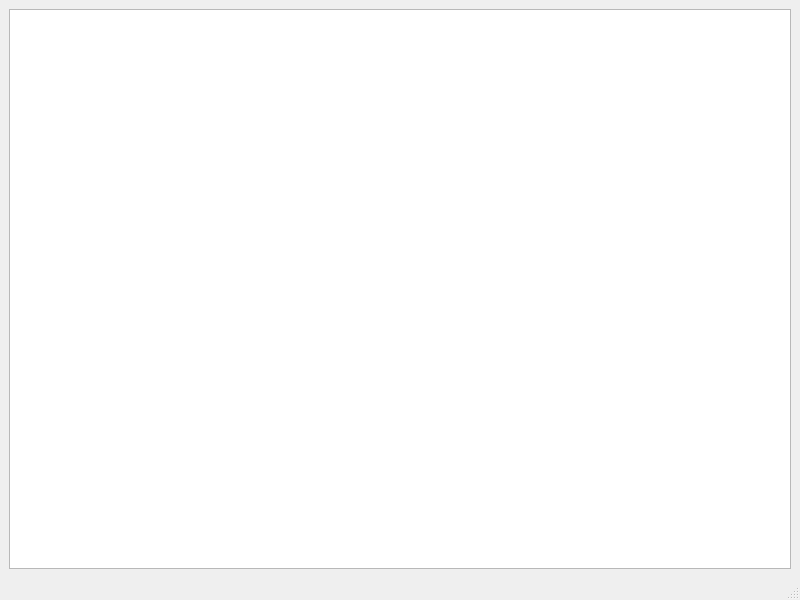
Above: qapplication/LogWindow.ui from cvuchener/dfhack-qt before the change. Below: the same form after it.
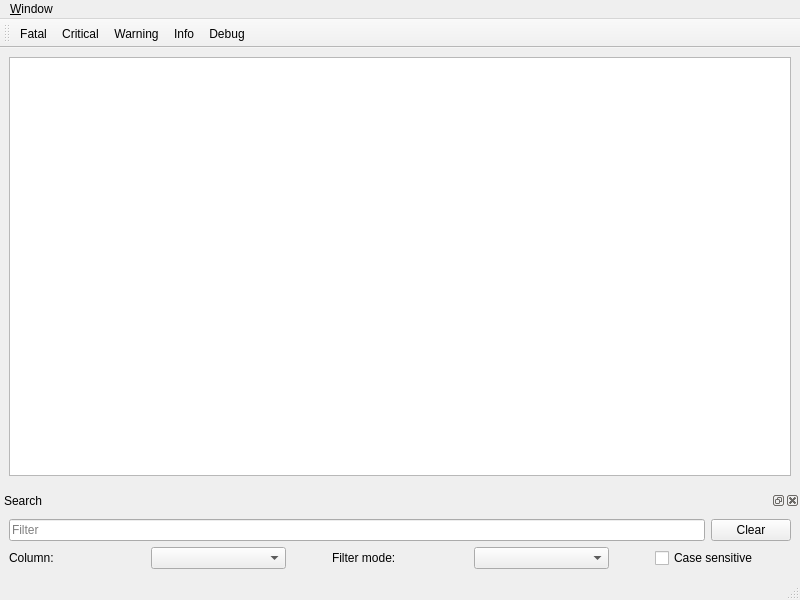
That is the form after the change. Icons and pictures are not drawn.

Commit message: Add filters for log window

Diff of the .ui file:
```diff
--- a/qapplication/LogWindow.ui
+++ b/qapplication/LogWindow.ui
@@ -26,11 +26,196 @@
      <x>0</x>
      <y>0</y>
      <width>800</width>
-     <height>28</height>
+     <height>27</height>
     </rect>
    </property>
+   <widget class="QMenu" name="window_menu">
+    <property name="title">
+     <string>&amp;Window</string>
+    </property>
+   </widget>
+   <addaction name="window_menu"/>
   </widget>
   <widget class="QStatusBar" name="statusbar"/>
+  <widget class="QDockWidget" name="search_dock">
+   <property name="windowTitle">
+    <string>Search</string>
+   </property>
+   <attribute name="dockWidgetArea">
+    <number>8</number>
+   </attribute>
+   <widget class="QWidget" name="search_dock_content">
+    <property name="sizePolicy">
+     <sizepolicy hsizetype="Preferred" vsizetype="Fixed">
+      <horstretch>0</horstretch>
+      <verstretch>0</verstretch>
+     </sizepolicy>
+    </property>
+    <layout class="QVBoxLayout" name="verticalLayout_3">
+     <item>
+      <layout class="QHBoxLayout" name="horizontalLayout">
+       <item>
+        <widget class="QLineEdit" name="filter_edit">
+         <property name="placeholderText">
+          <string>Filter</string>
+         </property>
+        </widget>
+       </item>
+       <item>
+        <widget class="QPushButton" name="clear_filter_button">
+         <property name="text">
+          <string>Clear</string>
+         </property>
+         <property name="icon">
+          <iconset theme="edit-clear"/>
+         </property>
+        </widget>
+       </item>
+      </layout>
+     </item>
+     <item>
+      <layout class="QHBoxLayout" name="horizontalLayout_2">
+       <item>
+        <widget class="QLabel" name="filter_column_label">
+         <property name="text">
+          <string>Column: </string>
+         </property>
+         <property name="buddy">
+          <cstring>filter_column</cstring>
+         </property>
+        </widget>
+       </item>
+       <item>
+        <widget class="QComboBox" name="filter_column"/>
+       </item>
+       <item>
+        <spacer name="horizontalSpacer">
+         <property name="orientation">
+          <enum>Qt::Horizontal</enum>
+         </property>
+         <property name="sizeType">
+          <enum>QSizePolicy::Fixed</enum>
+         </property>
+         <property name="sizeHint" stdset="0">
+          <size>
+           <width>40</width>
+           <height>20</height>
+          </size>
+         </property>
+        </spacer>
+       </item>
+       <item>
+        <widget class="QLabel" name="label_2">
+         <property name="text">
+          <string>Filter mode: </string>
+         </property>
+         <property name="buddy">
+          <cstring>filter_mode</cstring>
+         </property>
+        </widget>
+       </item>
+       <item>
+        <widget class="QComboBox" name="filter_mode"/>
+       </item>
+       <item>
+        <spacer name="horizontalSpacer_2">
+         <property name="orientation">
+          <enum>Qt::Horizontal</enum>
+         </property>
+         <property name="sizeType">
+          <enum>QSizePolicy::Fixed</enum>
+         </property>
+         <property name="sizeHint" stdset="0">
+          <size>
+           <width>40</width>
+           <height>20</height>
+          </size>
+         </property>
+        </spacer>
+       </item>
+       <item>
+        <widget class="QCheckBox" name="filter_case_sensitive">
+         <property name="text">
+          <string>Case sensitive</string>
+         </property>
+        </widget>
+       </item>
+      </layout>
+     </item>
+    </layout>
+   </widget>
+  </widget>
+  <widget class="QToolBar" name="message_type_toolbar">
+   <property name="windowTitle">
+    <string>Message types</string>
+   </property>
+   <attribute name="toolBarArea">
+    <enum>TopToolBarArea</enum>
+   </attribute>
+   <attribute name="toolBarBreak">
+    <bool>false</bool>
+   </attribute>
+   <addaction name="show_fatal_action"/>
+   <addaction name="show_critical_action"/>
+   <addaction name="show_warning_action"/>
+   <addaction name="show_info_action"/>
+   <addaction name="show_debug_action"/>
+  </widget>
+  <action name="show_fatal_action">
+   <property name="checkable">
+    <bool>true</bool>
+   </property>
+   <property name="text">
+    <string>Fatal</string>
+   </property>
+   <property name="toolTip">
+    <string>Show fatal message</string>
+   </property>
+  </action>
+  <action name="show_critical_action">
+   <property name="checkable">
+    <bool>true</bool>
+   </property>
+   <property name="text">
+    <string>Critical</string>
+   </property>
+   <property name="toolTip">
+    <string>Show critical messages</string>
+   </property>
+  </action>
+  <action name="show_warning_action">
+   <property name="checkable">
+    <bool>true</bool>
+   </property>
+   <property name="text">
+    <string>Warning</string>
+   </property>
+   <property name="toolTip">
+    <string>Show warning messages</string>
+   </property>
+  </action>
+  <action name="show_info_action">
+   <property name="checkable">
+    <bool>true</bool>
+   </property>
+   <property name="text">
+    <string>Info</string>
+   </property>
+   <property name="toolTip">
+    <string>Show information messages</string>
+   </property>
+  </action>
+  <action name="show_debug_action">
+   <property name="checkable">
+    <bool>true</bool>
+   </property>
+   <property name="text">
+    <string>Debug</string>
+   </property>
+   <property name="toolTip">
+    <string>Show debug messages</string>
+   </property>
+  </action>
  </widget>
  <resources/>
  <connections/>
```
Left out of the diff: 19 changed lines with no effect on the pictures. The commit also changes 7 other files.
